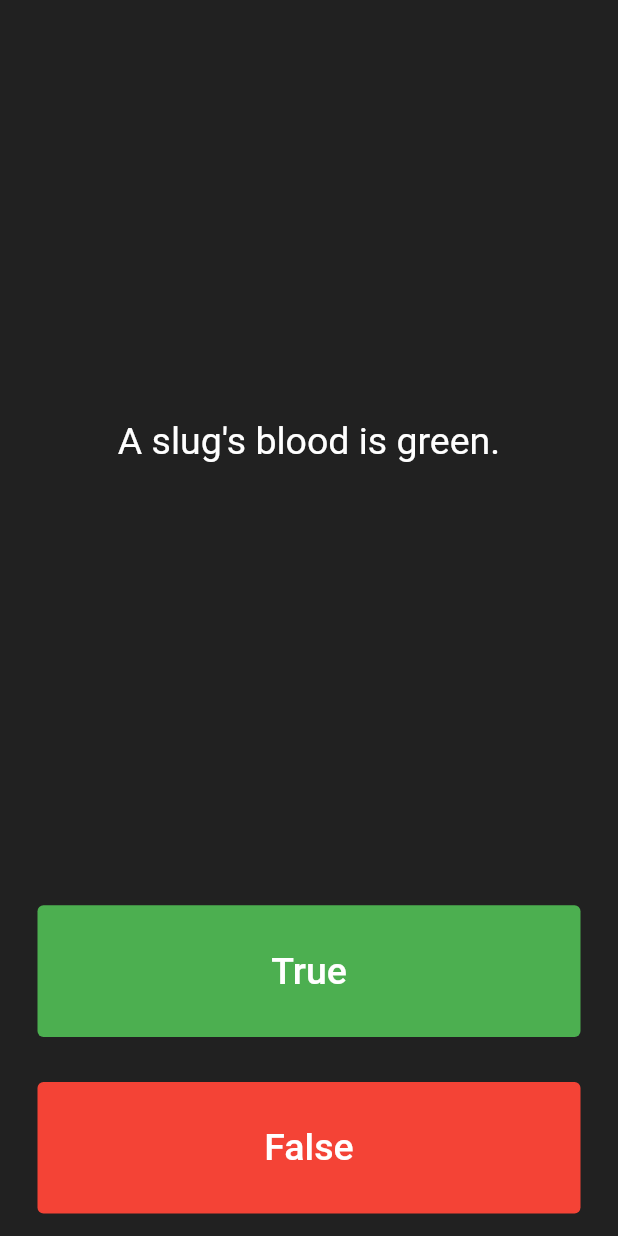
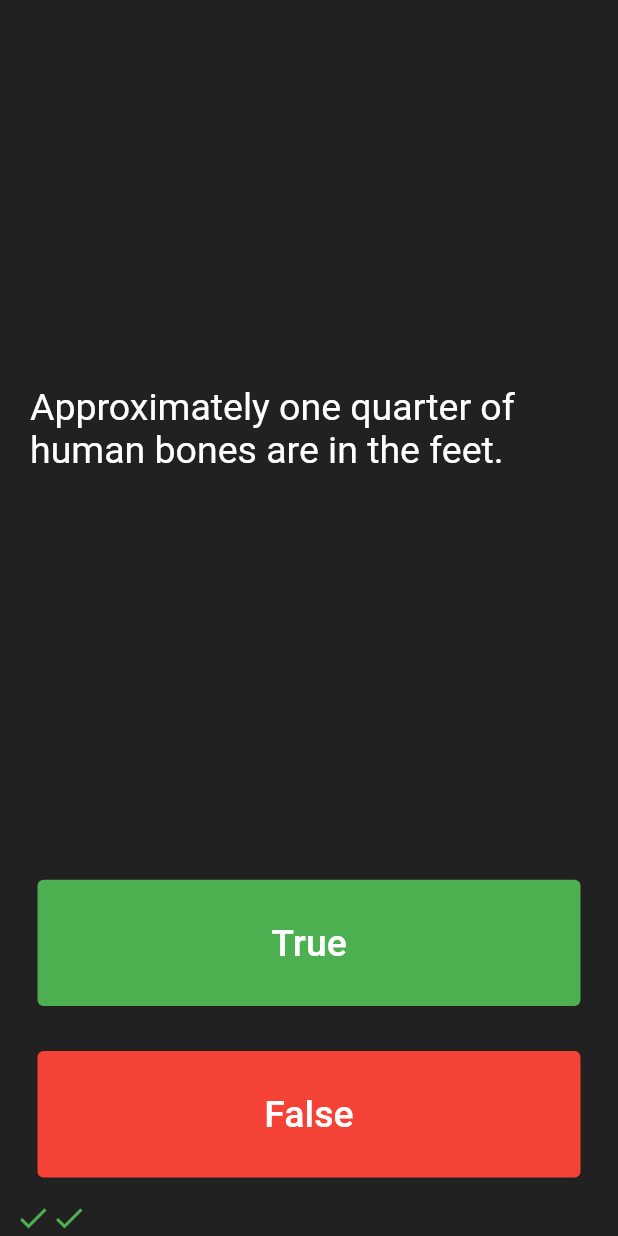
Before and after one commit to syedashiqbd/QuizzerApp-Flutter-Ashiq, a Flutter app: the screen it shows after launch, after a tap on "True", after a tap on "False", on a phone screen of 412 x 824 dp. Run offline on Flutter 3.47's test engine with Material 2 defaults, Android fonts, the phone set to English and light mode, and no system bars.

Commit message:
close to the end

```diff
--- a/quizzler/lib/main.dart
+++ b/quizzler/lib/main.dart
@@ -30,9 +30,24 @@ class QuizPage extends StatefulWidget {
 class _QuizPageState extends State<QuizPage> {
   List<Icon> scoreKeeper = [];
 
+  void checkAnswer(bool userPickedAnswer) {
+    bool correctAnswer = quizBrain.getQuestionAnswer();
 
-
-  int questionNumber = 0;
+    setState(() {
+    if (userPickedAnswer == correctAnswer) {
+      scoreKeeper.add(Icon(
+        Icons.check,
+        color: Colors.green,
+      ));
+    } else {
+      scoreKeeper.add(Icon(
+        Icons.close,
+        color: Colors.red,
+      ));
+    }
+      quizBrain.nextQuestion();
+    });
+  }
 
   @override
   Widget build(BuildContext context) {
@@ -46,8 +61,8 @@ class _QuizPageState extends State<QuizPage> {
               padding: EdgeInsets.all(10.0),
               child: Center(
                 child: Text(
-                  quizBrain.questionBank[questionNumber].questionText,
-                  style: TextStyle(
+                  quizBrain.getQuestionText(),
+                  style: const TextStyle(
                     fontSize: 25.0,
                     color: Colors.white,
                   ),
@@ -60,7 +75,7 @@ class _QuizPageState extends State<QuizPage> {
               padding: EdgeInsets.all(15.0),
               child: TextButton(
                 style: TextButton.styleFrom(backgroundColor: Colors.green),
-                child: Text(
+                child: const Text(
                   'True',
                   style: TextStyle(
                     color: Colors.white,
@@ -68,18 +83,7 @@ class _QuizPageState extends State<QuizPage> {
                   ),
                 ),
                 onPressed: () {
-                  bool correctAnswer =quizBrain.questionBank[questionNumber].questionAnswer;
-
-                  if (correctAnswer == true) {
-                    print('user got right answer');
-                  } else {
-                    print('user got wrong answer');
-                  }
-
-                  setState(() {
-                    questionNumber++;
-                  });
-                  print(questionNumber);
+                  checkAnswer(true);
                 },
               ),
             ),
@@ -89,7 +93,7 @@ class _QuizPageState extends State<QuizPage> {
               padding: EdgeInsets.all(15.0),
               child: TextButton(
                 style: TextButton.styleFrom(backgroundColor: Colors.red),
-                child: Text(
+                child: const Text(
                   'False',
                   style: TextStyle(
                     color: Colors.white,
@@ -98,17 +102,7 @@ class _QuizPageState extends State<QuizPage> {
                 ),
                 onPressed: () {
                   //The user picked false.
-                  bool correctAnswer = quizBrain.questionBank[questionNumber].questionAnswer;
-
-                  if (correctAnswer == false) {
-                    print('user got right answer');
-                  } else {
-                    print('user got wrong answer');
-                  }
-                  setState(() {
-                    questionNumber++;
-                  });
-                  print(questionNumber);
+                  checkAnswer(false);
                 },
               ),
             ),
@@ -119,6 +113,3 @@ class _QuizPageState extends State<QuizPage> {
         ]);
   }
 }
-
-//13 question to be added
-//Starting from Encapsulation- Video No-97
--- a/quizzler/lib/quize_brain.dart
+++ b/quizzler/lib/quize_brain.dart
@@ -1,10 +1,47 @@
 import 'question.dart';
+
 class QuizBrain {
-  List <Question> questionBank = [
+  int _questionNumber = 0;
+
+  List<Question> _questionBank = [
+    Question('Some cats are actually allergic to humans', true),
     Question('You can lead a cow down stairs but not up stairs.', false),
-    Question('Approximately one quarter of human bones are in the feet.',true),
+    Question('Approximately one quarter of human bones are in the feet.', true),
     Question('A slug\'s blood is green.', true),
-    Question('Mohammad our last prophet?', true),
+    Question('Buzz Aldrin\'s mother\'s maiden name was \"Moon\".', true),
+    Question('It is illegal to pee in the Ocean in Portugal.', true),
+    Question(
+        'No piece of square dry paper can be folded in half more than 7 times.',
+        false),
+    Question(
+        'In London, UK, if you happen to die in the House of Parliament, you are technically entitled to a state funeral, because the building is considered too sacred a place.',
+        true),
+    Question(
+        'The loudest sound produced by any animal is 188 decibels. That animal is the African Elephant.',
+        false),
+    Question(
+        'The total surface area of two human lungs is approximately 70 square metres.',
+        true),
+    Question('Google was originally called \"Backrub\".', true),
+    Question(
+        'Chocolate affects a dog\'s heart and nervous system; a few ounces are enough to kill a small dog.',
+        true),
+    Question(
+        'In West Virginia, USA, if you accidentally hit an animal with your car, you are free to take it home to eat.',
+        true),
+  ];
 
-  ];
+  void nextQuestion() {
+    if (_questionNumber < _questionBank.length-1){
+    _questionNumber++;
+    };
+  }
+
+  String getQuestionText() {
+    return _questionBank[_questionNumber].questionText;
+  }
+
+  bool getQuestionAnswer() {
+    return _questionBank[_questionNumber].questionAnswer;
+  }
 }
```
Also changed, not shown: 1 other file.
